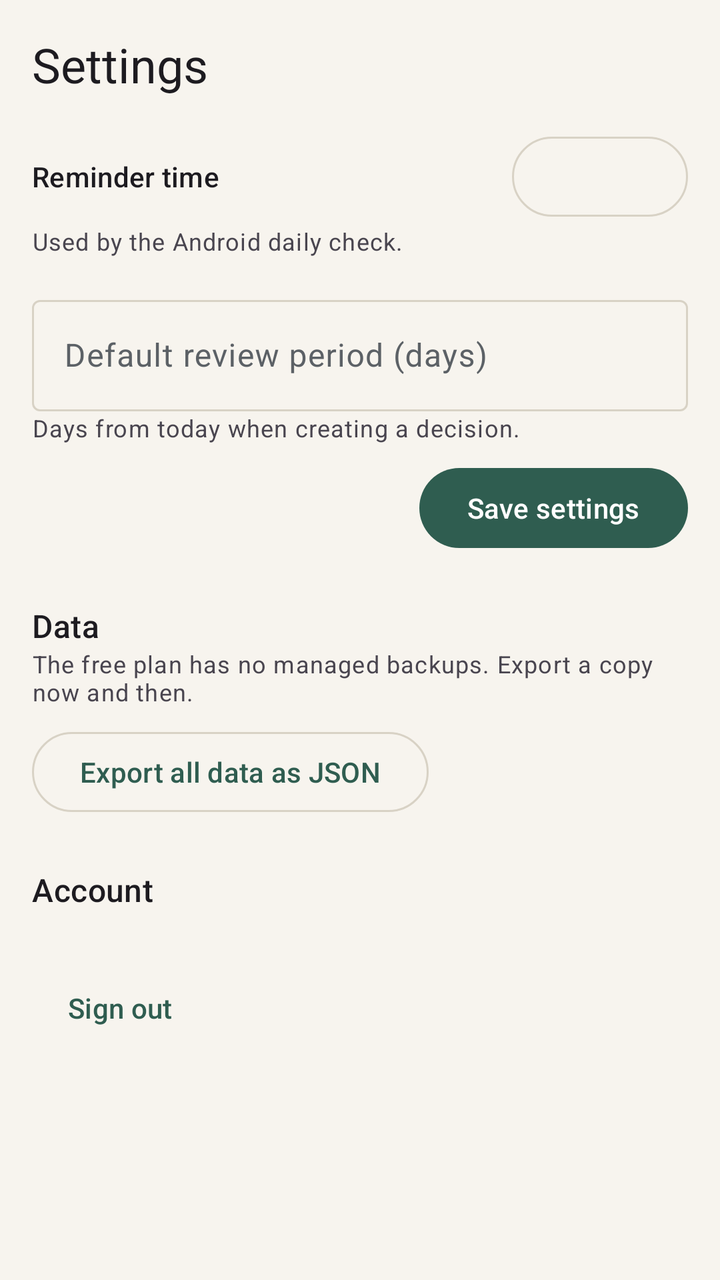
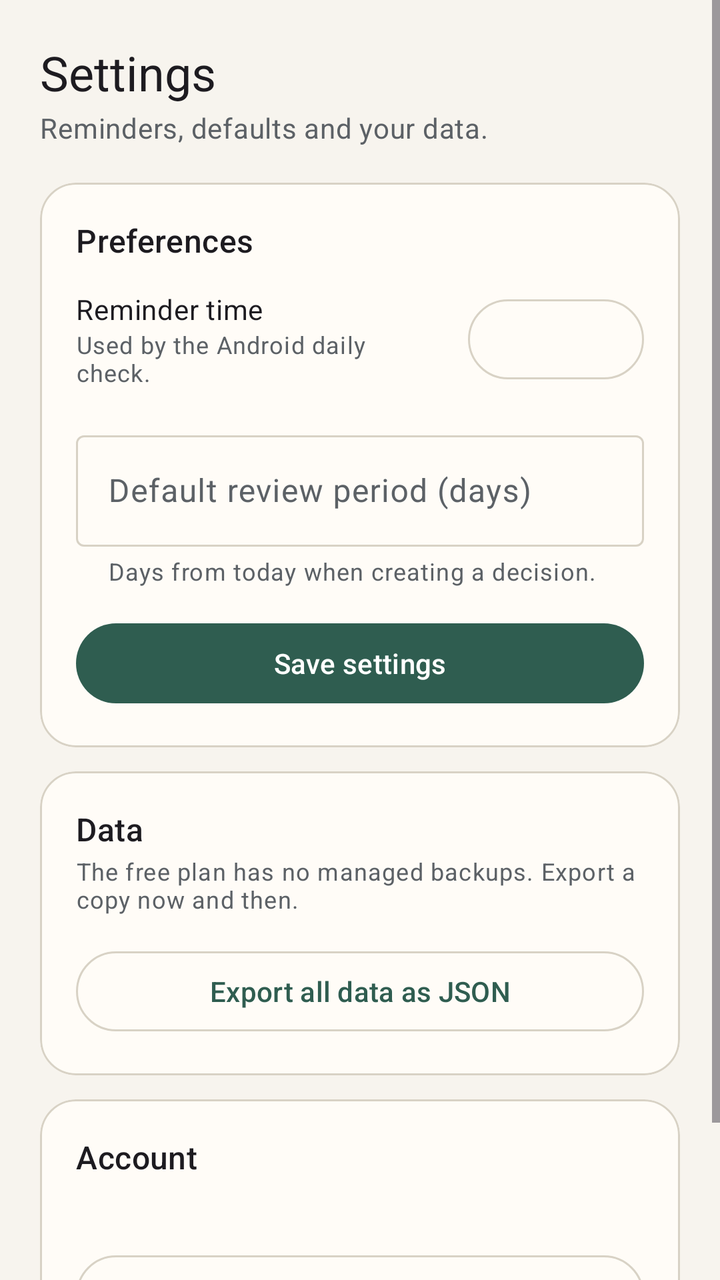

Screens rendered from an Android XML layout before and after an edit, with the pre-edit source and the edit as a unified diff.
<!-- AndroidManifest.xml: application theme Theme.DecisionJournal -->
<!-- res/layout/fragment_settings.xml -->
<?xml version="1.0" encoding="utf-8"?>
<ScrollView xmlns:android="http://schemas.android.com/apk/res/android"
    android:layout_width="match_parent"
    android:layout_height="match_parent"
    android:fillViewport="true">

    <LinearLayout
        android:layout_width="match_parent"
        android:layout_height="wrap_content"
        android:orientation="vertical"
        android:padding="16dp">

        <TextView
            android:layout_width="match_parent"
            android:layout_height="wrap_content"
            android:text="@string/settings"
            android:textAppearance="?attr/textAppearanceHeadlineSmall" />

        <LinearLayout
            android:layout_width="match_parent"
            android:layout_height="wrap_content"
            android:layout_marginTop="16dp"
            android:gravity="center_vertical"
            android:orientation="horizontal">

            <TextView
                android:layout_width="0dp"
                android:layout_height="wrap_content"
                android:layout_weight="1"
                android:text="@string/reminder_time"
                android:textAppearance="?attr/textAppearanceTitleSmall" />

            <com.google.android.material.button.MaterialButton
                android:id="@+id/reminderTimeButton"
                style="@style/Widget.Material3.Button.OutlinedButton"
                android:layout_width="wrap_content"
                android:layout_height="wrap_content" />
        </LinearLayout>

        <TextView
            android:layout_width="match_parent"
            android:layout_height="wrap_content"
            android:text="@string/reminder_hint"
            android:textAppearance="?attr/textAppearanceBodySmall" />

        <com.google.android.material.textfield.TextInputLayout
            android:layout_width="match_parent"
            android:layout_height="wrap_content"
            android:layout_marginTop="16dp"
            android:hint="@string/default_review_days">

            <com.google.android.material.textfield.TextInputEditText
                android:id="@+id/defaultDaysInput"
                android:layout_width="match_parent"
                android:layout_height="wrap_content"
                android:inputType="number" />
        </com.google.android.material.textfield.TextInputLayout>

        <TextView
            android:layout_width="match_parent"
            android:layout_height="wrap_content"
            android:text="@string/default_review_hint"
            android:textAppearance="?attr/textAppearanceBodySmall" />

        <TextView
            android:id="@+id/messageText"
            android:layout_width="match_parent"
            android:layout_height="wrap_content"
            android:layout_marginTop="8dp"
            android:textAppearance="?attr/textAppearanceBodySmall"
            android:visibility="gone" />

        <com.google.android.material.button.MaterialButton
            android:id="@+id/saveButton"
            android:layout_width="wrap_content"
            android:layout_height="wrap_content"
            android:layout_gravity="end"
            android:layout_marginTop="8dp"
            android:text="@string/save_settings" />

        <TextView
            android:layout_width="match_parent"
            android:layout_height="wrap_content"
            android:layout_marginTop="24dp"
            android:text="@string/data"
            android:textAppearance="?attr/textAppearanceTitleMedium" />

        <TextView
            android:layout_width="match_parent"
            android:layout_height="wrap_content"
            android:text="@string/data_hint"
            android:textAppearance="?attr/textAppearanceBodySmall" />

        <com.google.android.material.button.MaterialButton
            android:id="@+id/exportButton"
            style="@style/Widget.Material3.Button.OutlinedButton"
            android:layout_width="wrap_content"
            android:layout_height="wrap_content"
            android:layout_marginTop="8dp"
            android:text="@string/export_json" />

        <TextView
            android:layout_width="match_parent"
            android:layout_height="wrap_content"
            android:layout_marginTop="24dp"
            android:text="@string/account"
            android:textAppearance="?attr/textAppearanceTitleMedium" />

        <TextView
            android:id="@+id/emailText"
            android:layout_width="match_parent"
            android:layout_height="wrap_content"
            android:layout_marginTop="4dp"
            android:textAppearance="?attr/textAppearanceBodySmall" />

        <com.google.android.material.button.MaterialButton
            android:id="@+id/signOutButton"
            style="@style/Widget.Material3.Button.TextButton"
            android:layout_width="wrap_content"
            android:layout_height="wrap_content"
            android:layout_marginTop="4dp"
            android:text="@string/sign_out" />

    </LinearLayout>
</ScrollView>
<!-- resources referenced by this layout -->
<resources>
  <string name="account">Account</string>
  <string name="data">Data</string>
  <string name="data_hint">The free plan has no managed backups. Export a copy now and then.</string>
  <string name="default_review_days">Default review period (days)</string>
  <string name="default_review_hint">Days from today when creating a decision.</string>
  <string name="export_json">Export all data as JSON</string>
  <string name="reminder_hint">Used by the Android daily check.</string>
  <string name="reminder_time">Reminder time</string>
  <string name="save_settings">Save settings</string>
  <string name="settings">Settings</string>
  <string name="sign_out">Sign out</string>
  <style name="Theme.DecisionJournal" parent="Theme.Material3.DayNight.NoActionBar">
          <item name="colorPrimary">@color/primary</item>
          <item name="colorOnPrimary">@color/on_primary</item>
          <item name="colorPrimaryContainer">@color/primary_container</item>
          <item name="colorOnPrimaryContainer">@color/on_primary_container</item>
          <item name="colorSecondary">@color/secondary</item>
          <item name="colorOnSecondary">@color/on_secondary</item>
          <item name="colorSecondaryContainer">@color/secondary_container</item>
          <item name="colorOnSecondaryContainer">@color/on_secondary_container</item>
          <item name="android:colorBackground">@color/background</item>
          <item name="colorSurface">@color/surface</item>
          <item name="colorOnSurface">@color/on_surface</item>
          <item name="colorSurfaceVariant">@color/surface_variant</item>
          <item name="colorOnSurfaceVariant">@color/on_surface_variant</item>
          <item name="colorOutline">@color/outline</item>
          <item name="shapeAppearanceSmallComponent">@style/ShapeAppearance.DecisionJournal.Small</item>
          <item name="shapeAppearanceMediumComponent">@style/ShapeAppearance.DecisionJournal.Medium</item>
          <item name="shapeAppearanceLargeComponent">@style/ShapeAppearance.DecisionJournal.Large</item>
      </style>
  <color name="primary">#2F5D50</color>
  <color name="on_primary">#FFFFFF</color>
  <color name="primary_container">#D5E8E1</color>
  <color name="on_primary_container">#0C211A</color>
  <color name="secondary">#8A6A45</color>
  <color name="on_secondary">#FFFFFF</color>
  <color name="secondary_container">#F3E4CE</color>
  <color name="on_secondary_container">#2B1F0F</color>
  <color name="background">#F7F4EE</color>
  <color name="surface">#FFFCF7</color>
  <color name="on_surface">#1B1D20</color>
  <color name="surface_variant">#EDE8DE</color>
  <color name="on_surface_variant">#5C6166</color>
  <color name="outline">#D8D2C5</color>
  <style name="ShapeAppearance.DecisionJournal.Small" parent="ShapeAppearance.Material3.SmallComponent">
          <item name="cornerFamily">rounded</item>
          <item name="cornerSize">8dp</item>
      </style>
  <style name="ShapeAppearance.DecisionJournal.Medium" parent="ShapeAppearance.Material3.MediumComponent">
          <item name="cornerFamily">rounded</item>
          <item name="cornerSize">14dp</item>
      </style>
  <style name="ShapeAppearance.DecisionJournal.Large" parent="ShapeAppearance.Material3.LargeComponent">
          <item name="cornerFamily">rounded</item>
          <item name="cornerSize">20dp</item>
      </style>
</resources>

<!-- the commit's change to res/layout/fragment_settings.xml (unified diff, before → after) -->
@@ -1,5 +1,6 @@
 <?xml version="1.0" encoding="utf-8"?>
 <ScrollView xmlns:android="http://schemas.android.com/apk/res/android"
+    xmlns:app="http://schemas.android.com/apk/res-auto"
     android:layout_width="match_parent"
     android:layout_height="match_parent"
     android:fillViewport="true">
@@ -8,7 +9,9 @@
         android:layout_width="match_parent"
         android:layout_height="wrap_content"
         android:orientation="vertical"
-        android:padding="16dp">
+        android:paddingHorizontal="20dp"
+        android:paddingTop="20dp"
+        android:paddingBottom="40dp">
 
         <TextView
             android:layout_width="match_parent"
@@ -16,110 +19,182 @@
             android:text="@string/settings"
             android:textAppearance="?attr/textAppearanceHeadlineSmall" />
 
-        <LinearLayout
-            android:layout_width="match_parent"
-            android:layout_height="wrap_content"
-            android:layout_marginTop="16dp"
-            android:gravity="center_vertical"
-            android:orientation="horizontal">
-
-            <TextView
-                android:layout_width="0dp"
-                android:layout_height="wrap_content"
-                android:layout_weight="1"
-                android:text="@string/reminder_time"
-                android:textAppearance="?attr/textAppearanceTitleSmall" />
-
-            <com.google.android.material.button.MaterialButton
-                android:id="@+id/reminderTimeButton"
-                style="@style/Widget.Material3.Button.OutlinedButton"
-                android:layout_width="wrap_content"
-                android:layout_height="wrap_content" />
-        </LinearLayout>
-
         <TextView
             android:layout_width="match_parent"
             android:layout_height="wrap_content"
-            android:text="@string/reminder_hint"
-            android:textAppearance="?attr/textAppearanceBodySmall" />
-
-        <com.google.android.material.textfield.TextInputLayout
-            android:layout_width="match_parent"
-            android:layout_height="wrap_content"
-            android:layout_marginTop="16dp"
-            android:hint="@string/default_review_days">
-
-            <com.google.android.material.textfield.TextInputEditText
-                android:id="@+id/defaultDaysInput"
+            android:layout_marginTop="2dp"
+            android:text="@string/settings_subtitle"
+            android:textAppearance="?attr/textAppearanceBodyMedium"
+            android:textColor="?attr/colorOnSurfaceVariant" />
+
+        <com.google.android.material.card.MaterialCardView
+            android:layout_width="match_parent"
+            android:layout_height="wrap_content"
+            android:layout_marginTop="18dp"
+            app:cardBackgroundColor="?attr/colorSurface"
+            app:cardCornerRadius="18dp"
+            app:cardElevation="0dp"
+            app:strokeColor="?attr/colorOutline"
+            app:strokeWidth="1dp">
+
+            <LinearLayout
                 android:layout_width="match_parent"
                 android:layout_height="wrap_content"
-                android:inputType="number" />
-        </com.google.android.material.textfield.TextInputLayout>
-
-        <TextView
-            android:layout_width="match_parent"
-            android:layout_height="wrap_content"
-            android:text="@string/default_review_hint"
-            android:textAppearance="?attr/textAppearanceBodySmall" />
-
-        <TextView
-            android:id="@+id/messageText"
-            android:layout_width="match_parent"
-            android:layout_height="wrap_content"
-            android:layout_marginTop="8dp"
-            android:textAppearance="?attr/textAppearanceBodySmall"
-            android:visibility="gone" />
-
-        <com.google.android.material.button.MaterialButton
-            android:id="@+id/saveButton"
-            android:layout_width="wrap_content"
-            android:layout_height="wrap_content"
-            android:layout_gravity="end"
-            android:layout_marginTop="8dp"
-            android:text="@string/save_settings" />
-
-        <TextView
-            android:layout_width="match_parent"
-            android:layout_height="wrap_content"
-            android:layout_marginTop="24dp"
-            android:text="@string/data"
-            android:textAppearance="?attr/textAppearanceTitleMedium" />
-
-        <TextView
-            android:layout_width="match_parent"
-            android:layout_height="wrap_content"
-            android:text="@string/data_hint"
-            android:textAppearance="?attr/textAppearanceBodySmall" />
-
-        <com.google.android.material.button.MaterialButton
-            android:id="@+id/exportButton"
-            style="@style/Widget.Material3.Button.OutlinedButton"
-            android:layout_width="wrap_content"
-            android:layout_height="wrap_content"
-            android:layout_marginTop="8dp"
-            android:text="@string/export_json" />
-
-        <TextView
-            android:layout_width="match_parent"
-            android:layout_height="wrap_content"
-            android:layout_marginTop="24dp"
-            android:text="@string/account"
-            android:textAppearance="?attr/textAppearanceTitleMedium" />
-
-        <TextView
-            android:id="@+id/emailText"
-            android:layout_width="match_parent"
-            android:layout_height="wrap_content"
-            android:layout_marginTop="4dp"
-            android:textAppearance="?attr/textAppearanceBodySmall" />
-
-        <com.google.android.material.button.MaterialButton
-            android:id="@+id/signOutButton"
-            style="@style/Widget.Material3.Button.TextButton"
-            android:layout_width="wrap_content"
-            android:layout_height="wrap_content"
-            android:layout_marginTop="4dp"
-            android:text="@string/sign_out" />
+                android:orientation="vertical"
+                android:padding="18dp">
+
+                <TextView
+                    android:layout_width="match_parent"
+                    android:layout_height="wrap_content"
+                    android:text="@string/preferences"
+                    android:textAppearance="?attr/textAppearanceTitleMedium" />
+
+                <LinearLayout
+                    android:layout_width="match_parent"
+                    android:layout_height="wrap_content"
+                    android:layout_marginTop="14dp"
+                    android:gravity="center_vertical"
+                    android:orientation="horizontal">
+
+                    <LinearLayout
+                        android:layout_width="0dp"
+                        android:layout_height="wrap_content"
+                        android:layout_weight="1"
+                        android:orientation="vertical">
+
+                        <TextView
+                            android:layout_width="match_parent"
+                            android:layout_height="wrap_content"
+                            android:text="@string/reminder_time"
+                            android:textAppearance="?attr/textAppearanceBodyMedium" />
+
+                        <TextView
+                            android:layout_width="match_parent"
+                            android:layout_height="wrap_content"
+                            android:text="@string/reminder_hint"
+                            android:textAppearance="?attr/textAppearanceBodySmall"
+                            android:textColor="?attr/colorOnSurfaceVariant" />
+                    </LinearLayout>
+
+                    <com.google.android.material.button.MaterialButton
+                        android:id="@+id/reminderTimeButton"
+                        style="@style/Widget.Material3.Button.OutlinedButton"
+                        android:layout_width="wrap_content"
+                        android:layout_height="wrap_content"
+                        android:layout_marginStart="12dp" />
+                </LinearLayout>
+
+                <com.google.android.material.textfield.TextInputLayout
+                    android:layout_width="match_parent"
+                    android:layout_height="wrap_content"
+                    android:layout_marginTop="18dp"
+                    android:hint="@string/default_review_days"
+                    app:helperText="@string/default_review_hint">
+
+                    <com.google.android.material.textfield.TextInputEditText
+                        android:id="@+id/defaultDaysInput"
+                        android:layout_width="match_parent"
+                        android:layout_height="wrap_content"
+                        android:inputType="number" />
+                </com.google.android.material.textfield.TextInputLayout>
+
+                <TextView
+                    android:id="@+id/messageText"
+                    android:layout_width="match_parent"
+                    android:layout_height="wrap_content"
+                    android:layout_marginTop="10dp"
+                    android:textAppearance="?attr/textAppearanceBodySmall"
+                    android:textColor="?attr/colorOnSurfaceVariant"
+                    android:visibility="gone" />
+
+                <com.google.android.material.button.MaterialButton
+                    android:id="@+id/saveButton"
+                    android:layout_width="match_parent"
+                    android:layout_height="wrap_content"
+                    android:layout_marginTop="14dp"
+                    android:text="@string/save_settings" />
+            </LinearLayout>
+        </com.google.android.material.card.MaterialCardView>
+
+        <com.google.android.material.card.MaterialCardView
+            android:layout_width="match_parent"
+            android:layout_height="wrap_content"
+            android:layout_marginTop="12dp"
+            app:cardBackgroundColor="?attr/colorSurface"
+            app:cardCornerRadius="18dp"
+            app:cardElevation="0dp"
+            app:strokeColor="?attr/colorOutline"
+            app:strokeWidth="1dp">
+
+            <LinearLayout
+                android:layout_width="match_parent"
+                android:layout_height="wrap_content"
+                android:orientation="vertical"
+                android:padding="18dp">
+
+                <TextView
+                    android:layout_width="match_parent"
+                    android:layout_height="wrap_content"
+                    android:text="@string/data"
+                    android:textAppearance="?attr/textAppearanceTitleMedium" />
+
+                <TextView
+                    android:layout_width="match_parent"
+                    android:layout_height="wrap_content"
+                    android:layout_marginTop="2dp"
+                    android:text="@string/data_hint"
+                    android:textAppearance="?attr/textAppearanceBodySmall"
+                    android:textColor="?attr/colorOnSurfaceVariant" />
+
+                <com.google.android.material.button.MaterialButton
+                    android:id="@+id/exportButton"
+                    style="@style/Widget.Material3.Button.OutlinedButton"
+                    android:layout_width="match_parent"
+                    android:layout_height="wrap_content"
+                    android:layout_marginTop="14dp"
+                    android:text="@string/export_json" />
+            </LinearLayout>
+        </com.google.android.material.card.MaterialCardView>
+
+        <com.google.android.material.card.MaterialCardView
+            android:layout_width="match_parent"
+            android:layout_height="wrap_content"
+            android:layout_marginTop="12dp"
+            app:cardBackgroundColor="?attr/colorSurface"
+            app:cardCornerRadius="18dp"
+            app:cardElevation="0dp"
+            app:strokeColor="?attr/colorOutline"
+            app:strokeWidth="1dp">
+
+            <LinearLayout
+                android:layout_width="match_parent"
+                android:layout_height="wrap_content"
+                android:orientation="vertical"
+                android:padding="18dp">
+
+                <TextView
+                    android:layout_width="match_parent"
+                    android:layout_height="wrap_content"
+                    android:text="@string/account"
+                    android:textAppearance="?attr/textAppearanceTitleMedium" />
+
+                <TextView
+                    android:id="@+id/emailText"
+                    android:layout_width="match_parent"
+                    android:layout_height="wrap_content"
+                    android:layout_marginTop="4dp"
+                    android:textAppearance="?attr/textAppearanceBodySmall"
+                    android:textColor="?attr/colorOnSurfaceVariant" />
+
+                <com.google.android.material.button.MaterialButton
+                    android:id="@+id/signOutButton"
+                    style="@style/Widget.Material3.Button.OutlinedButton"
+                    android:layout_width="match_parent"
+                    android:layout_height="wrap_content"
+                    android:layout_marginTop="14dp"
+                    android:text="@string/sign_out" />
+            </LinearLayout>
+        </com.google.android.material.card.MaterialCardView>
 
     </LinearLayout>
 </ScrollView>
<!-- resource entries referenced after the edit -->
@@ -6,10 +6,12 @@
   <string name="default_review_days">Default review period (days)</string>
   <string name="default_review_hint">Days from today when creating a decision.</string>
   <string name="export_json">Export all data as JSON</string>
+  <string name="preferences">Preferences</string>
   <string name="reminder_hint">Used by the Android daily check.</string>
   <string name="reminder_time">Reminder time</string>
   <string name="save_settings">Save settings</string>
   <string name="settings">Settings</string>
+  <string name="settings_subtitle">Reminders, defaults and your data.</string>
   <string name="sign_out">Sign out</string>
   <style name="Theme.DecisionJournal" parent="Theme.Material3.DayNight.NoActionBar">
           <item name="colorPrimary">@color/primary</item>
